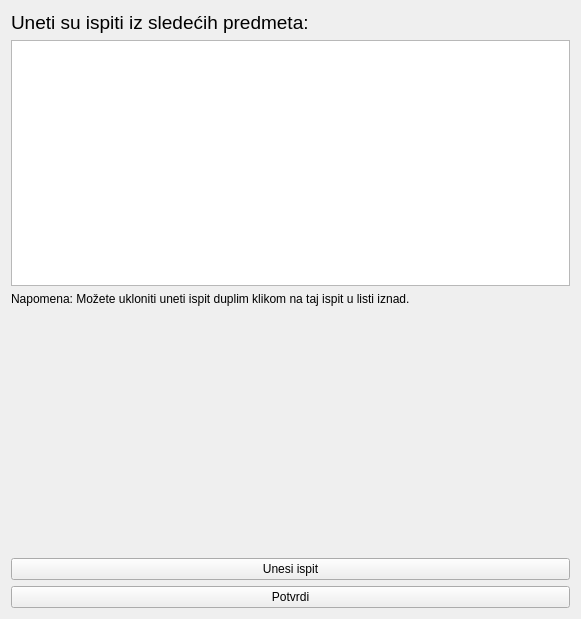
This is Planer/MatfPlaner/forms/ExamsOverview.ui in stenjo1/MATF_Planner as Qt 5 draws it before an edit. The edited form follows.
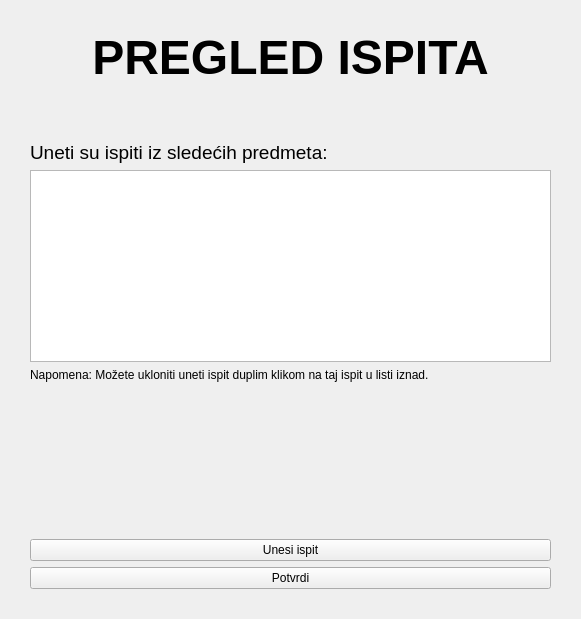
This is the edited form.

Diff of the .ui file:
```diff
--- a/Planer/MatfPlaner/forms/ExamsOverview.ui
+++ b/Planer/MatfPlaner/forms/ExamsOverview.ui
@@ -14,8 +14,46 @@
    <string>Pregled ispita</string>
   </property>
   <layout class="QVBoxLayout" name="verticalLayout">
+   <property name="leftMargin">
+    <number>30</number>
+   </property>
+   <property name="topMargin">
+    <number>30</number>
+   </property>
+   <property name="rightMargin">
+    <number>30</number>
+   </property>
+   <property name="bottomMargin">
+    <number>30</number>
+   </property>
    <item>
-    <widget class="QLabel" name="label">
+    <widget class="QLabel" name="label_overview_title">
+     <property name="text">
+      <string>&lt;html&gt;&lt;head/&gt;&lt;body&gt;&lt;p&gt;&lt;span style=&quot; font-size:36pt; font-weight:600;&quot;&gt;PREGLED ISPITA&lt;/span&gt;&lt;/p&gt;&lt;/body&gt;&lt;/html&gt;</string>
+     </property>
+     <property name="alignment">
+      <set>Qt::AlignCenter</set>
+     </property>
+    </widget>
+   </item>
+   <item>
+    <spacer name="verticalSpacer_2">
+     <property name="orientation">
+      <enum>Qt::Vertical</enum>
+     </property>
+     <property name="sizeType">
+      <enum>QSizePolicy::Minimum</enum>
+     </property>
+     <property name="sizeHint" stdset="0">
+      <size>
+       <width>20</width>
+       <height>50</height>
+      </size>
+     </property>
+    </spacer>
+   </item>
+   <item>
+    <widget class="QLabel" name="label_overview_ispit">
      <property name="font">
       <font>
        <pointsize>14</pointsize>
@@ -41,6 +79,9 @@
      <property name="orientation">
       <enum>Qt::Vertical</enum>
      </property>
+     <property name="sizeType">
+      <enum>QSizePolicy::Expanding</enum>
+     </property>
      <property name="sizeHint" stdset="0">
       <size>
        <width>20</width>
```
